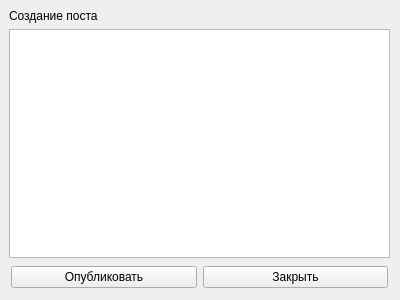
The window that newselem.ui (kostya-vorobev/Lents) describes before a commit, drawn with Qt 5.
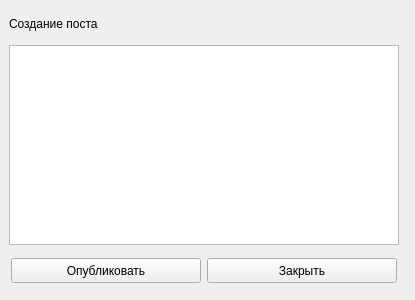
The same window after the commit.

Patch:
```diff
--- a/newselem.ui
+++ b/newselem.ui
@@ -6,10 +6,28 @@
    <rect>
     <x>0</x>
     <y>0</y>
-    <width>400</width>
+    <width>415</width>
     <height>300</height>
    </rect>
   </property>
+  <property name="sizePolicy">
+   <sizepolicy hsizetype="Preferred" vsizetype="Preferred">
+    <horstretch>0</horstretch>
+    <verstretch>0</verstretch>
+   </sizepolicy>
+  </property>
+  <property name="minimumSize">
+   <size>
+    <width>415</width>
+    <height>300</height>
+   </size>
+  </property>
+  <property name="maximumSize">
+   <size>
+    <width>415</width>
+    <height>300</height>
+   </size>
+  </property>
   <property name="windowTitle">
    <string>Form</string>
   </property>
@@ -18,20 +36,45 @@
     <rect>
      <x>9</x>
      <y>9</y>
-     <width>381</width>
+     <width>392</width>
      <height>281</height>
     </rect>
    </property>
    <layout class="QVBoxLayout" name="verticalLayout">
     <item>
      <widget class="QLabel" name="label">
+      <property name="minimumSize">
+       <size>
+        <width>390</width>
+        <height>20</height>
+       </size>
+      </property>
+      <property name="maximumSize">
+       <size>
+        <width>390</width>
+        <height>20</height>
+       </size>
+      </property>
       <property name="text">
        <string>Создание поста</string>
       </property>
      </widget>
     </item>
     <item>
-     <widget class="QPlainTextEdit" name="plainTextEdit"/>
+     <widget class="QPlainTextEdit" name="plainTextEdit">
+      <property name="minimumSize">
+       <size>
+        <width>390</width>
+        <height>100</height>
+       </size>
+      </property>
+      <property name="maximumSize">
+       <size>
+        <width>390</width>
+        <height>200</height>
+       </size>
+      </property>
+     </widget>
     </item>
     <item>
      <layout class="QHBoxLayout" name="horizontalLayout">
@@ -49,6 +92,18 @@
       </property>
       <item>
        <widget class="QPushButton" name="pushButton_2">
+        <property name="minimumSize">
+         <size>
+          <width>190</width>
+          <height>25</height>
+         </size>
+        </property>
+        <property name="maximumSize">
+         <size>
+          <width>190</width>
+          <height>25</height>
+         </size>
+        </property>
         <property name="text">
          <string>Опубликовать</string>
         </property>
@@ -56,6 +111,18 @@
       </item>
       <item>
        <widget class="QPushButton" name="pushButton">
+        <property name="minimumSize">
+         <size>
+          <width>190</width>
+          <height>25</height>
+         </size>
+        </property>
+        <property name="maximumSize">
+         <size>
+          <width>190</width>
+          <height>25</height>
+         </size>
+        </property>
         <property name="text">
          <string>Закрыть</string>
         </property>
```
